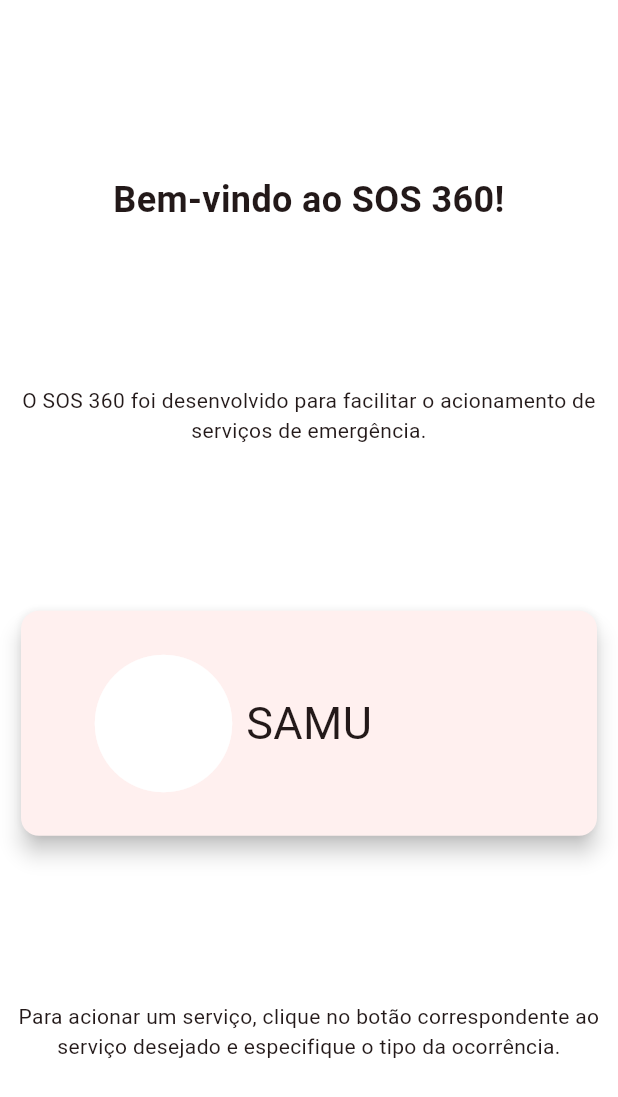
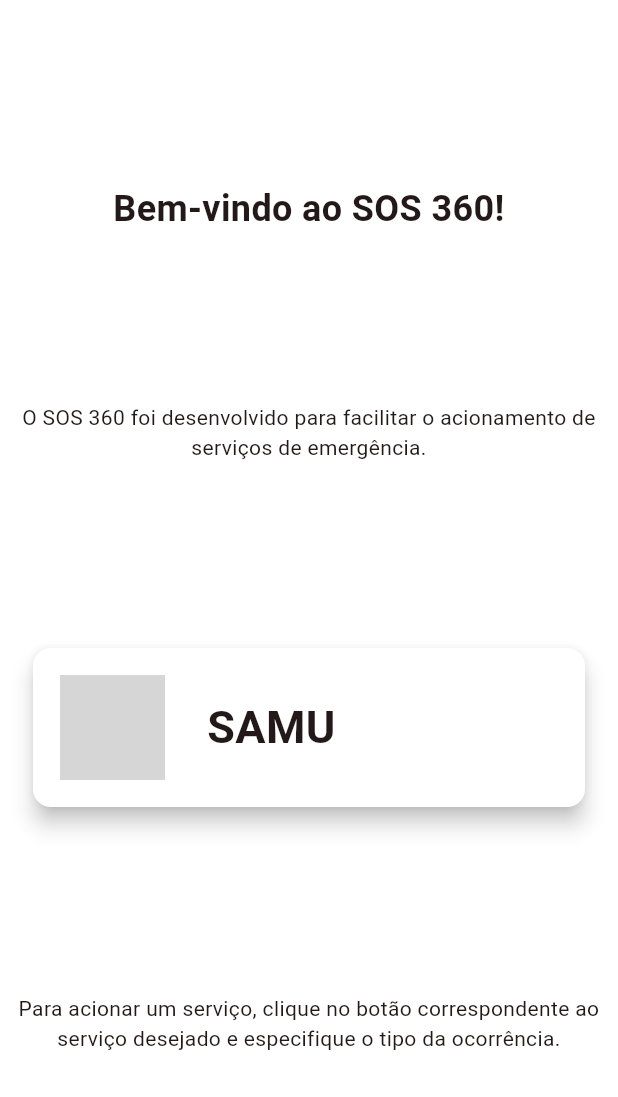
Before and after one commit to weinStag/sos360-app, a Flutter app: the HelpPage1 screen opened directly, on a phone screen of 412 x 824 dp. Shown: the top 1097 px of the screen. Run offline on Flutter 3.47's test engine with Material 3 defaults, Android fonts, the phone set to English and light mode, and no system bars; our stand-ins replace lottie, smooth_page_indicator; grey boxes are pictures that could not be loaded.

Commit message:
changed: new buttons and option_cards

```diff
--- a/lib/components/option_card.dart
+++ b/lib/components/option_card.dart
@@ -3,36 +3,40 @@ import 'package:flutter/material.dart';
 class OptionCard extends StatelessWidget {
   final String option;
   final color;
+  final icon;
 
   const OptionCard({
     super.key,
     required this.option,
     required this.color,
+    required this.icon,
   });
 
   @override
   Widget build(BuildContext context) {
-    return
-              Container(
+    return Padding(
+      padding: const EdgeInsets.all(8.0),
       child: Card(
         elevation: 6,
+        color: Colors.white,
         child: Padding(
-                    padding: EdgeInsets.symmetric(
-                      horizontal: 40.0,
-                      vertical: 20.0
-                    ),
+          padding: const EdgeInsets.symmetric(horizontal: 10.0, vertical: 10.0),
           child: Row(
             mainAxisAlignment: MainAxisAlignment.start,
             children: [
-                        Icon(
-                          Icons.circle,
-                          size: 110,
-                          color: color,
+              Padding(
+                padding: const EdgeInsets.all(8.0),
+                child: Image.asset(
+                  icon,
+                  height: 70,
                 ),
+              ),
+              SizedBox(width: 20),
               Text(
                 option,
-                          style: TextStyle(
-                            fontSize: 30.0
+                style: const TextStyle(
+                  fontSize: 30.0,
+                  fontWeight: FontWeight.w600
                 ),
               ),
             ],
```
Also changed, not shown: lib/components/my_button.dart (added, +31 -0 lines), lib/components/my_text_field.dart (+3 -6 lines). Lines whose indentation alone changed are shown as unchanged.
